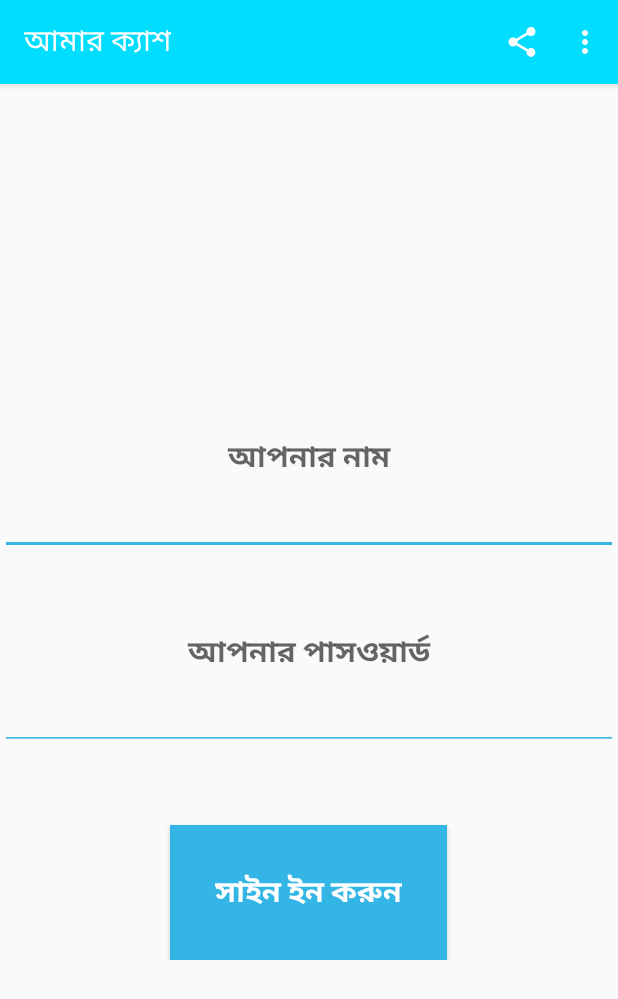
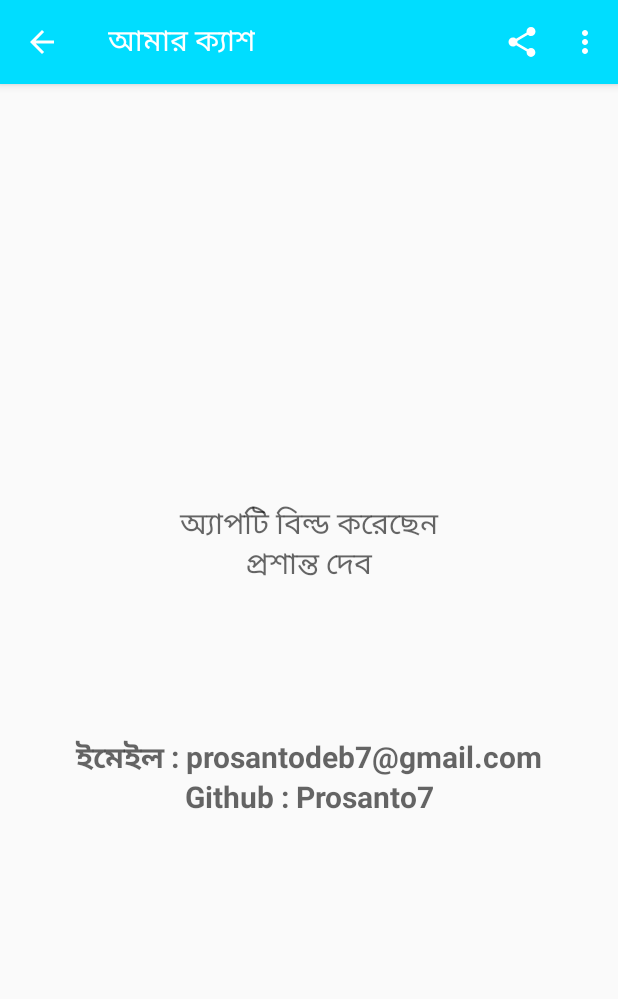
Before and after one commit to Prosanto7/CKash, an Android app: the signin screen opened directly, with no data from a screen before it, in the options menu, after a tap on "আমাদের সম্পর্কে জানুন", on a phone screen of 412 x 824 dp. Shown: the top 999 px of the screen. Run offline under Robolectric (Android 15) with nearby library versions, the phone set to English and light mode, and no system bars.

```diff
--- a/app/build.gradle
+++ b/app/build.gradle
@@ -23,6 +23,7 @@ android {
 }
 
 dependencies {
+
     def nav_version = "2.3.0"
     implementation fileTree(dir: "libs", include: ["*.jar"])
     implementation 'androidx.appcompat:appcompat:1.1.0'
--- a/app/src/main/AndroidManifest.xml
+++ b/app/src/main/AndroidManifest.xml
@@ -9,7 +9,10 @@
         android:roundIcon="@mipmap/ic_launcher_round"
         android:supportsRtl="true"
         android:theme="@style/AppTheme">
-        <activity android:name=".feedback"></activity>
+        <activity android:name=".others"></activity>
+        <activity android:name=".userprofile" />
+        <activity android:name=".aboutus" />
+        <activity android:name=".feedback" />
         <activity android:name=".home" />
         <activity android:name=".signin" />
         <activity android:name=".signup" />
--- a/app/src/main/java/com/example/ckash/MainActivity.java
+++ b/app/src/main/java/com/example/ckash/MainActivity.java
@@ -6,7 +6,7 @@ import android.content.Context;
 import android.content.Intent;
 import android.content.SharedPreferences;
 import android.os.Bundle;
-import android.widget.Toast;
+
 
 public class MainActivity extends AppCompatActivity {
 
--- /dev/null
+++ b/app/src/main/java/com/example/ckash/aboutus.java
@@ -0,0 +1,66 @@
+package com.example.ckash;
+
+import androidx.annotation.NonNull;
+import androidx.appcompat.app.AppCompatActivity;
+
+import android.content.Intent;
+import android.os.Bundle;
+import android.view.Menu;
+import android.view.MenuInflater;
+import android.view.MenuItem;
+
+public class aboutus extends AppCompatActivity {
+
+    @Override
+    protected void onCreate(Bundle savedInstanceState) {
+        super.onCreate(savedInstanceState);
+        setContentView(R.layout.activity_aboutus);
+
+        getSupportActionBar().setDisplayHomeAsUpEnabled(true);
+        getSupportActionBar().setDisplayShowHomeEnabled(true);
+
+    }
+
+
+    public boolean onCreateOptionsMenu(Menu menu) {
+
+        MenuInflater menuInflater = getMenuInflater();
+        menuInflater.inflate(R.menu.menu_layout,menu);
+
+        return super.onCreateOptionsMenu(menu);
+    }
+
+    @Override
+    public boolean onOptionsItemSelected(@NonNull MenuItem item) {
+
+        if(item.getItemId()==android.R.id.home)
+        {
+            this.finish();
+        }
+
+        if(item.getItemId()==R.id.share_menu)
+        {
+            Intent intent = new Intent(Intent.ACTION_SEND);
+            intent.setType("text/plain");
+
+            String subject = "আমার ক্যাশ অ্যাপ";
+            String body = "আপনার দৈনন্দিন জীবনের সকল হিসাব-নিকাশ, আয়-ব্যায় সবকিছুর সমাধান পাবেন এই অ্যাপে";
+
+            intent.putExtra(Intent.EXTRA_SUBJECT,subject);
+            intent.putExtra(Intent.EXTRA_TEXT,body);
+            startActivity(intent.createChooser(intent,"Share With"));
+
+            return true;
+        }
+        if(item.getItemId()==R.id.feedback_menu)
+        {
+            Intent intent = new Intent(aboutus.this,feedback.class);
+            startActivity(intent);
+            finish();
+            return true;
+
+        }
+
+        return super.onOptionsItemSelected(item);
+    }
+}
--- a/app/src/main/java/com/example/ckash/signin.java
+++ b/app/src/main/java/com/example/ckash/signin.java
@@ -103,6 +103,8 @@ public class signin extends AppCompatActivity {
         }
         if(item.getItemId()==R.id.aboutus_menu)
         {
+            Intent intent = new Intent(signin.this,aboutus.class);
+            startActivity(intent);
             return true;
         }
 
--- a/app/src/main/java/com/example/ckash/signup.java
+++ b/app/src/main/java/com/example/ckash/signup.java
@@ -108,6 +108,8 @@ public class signup extends AppCompatActivity {
         }
         if(item.getItemId()==R.id.aboutus_menu)
         {
+            Intent intent = new Intent(signup.this,aboutus.class);
+            startActivity(intent);
             return true;
         }
 
--- /dev/null
+++ b/app/src/main/res/layout/activity_aboutus.xml
@@ -0,0 +1,33 @@
+<?xml version="1.0" encoding="utf-8"?>
+<LinearLayout xmlns:android="http://schemas.android.com/apk/res/android"
+    xmlns:app="http://schemas.android.com/apk/res-auto"
+    xmlns:tools="http://schemas.android.com/tools"
+    android:layout_width="match_parent"
+    android:layout_height="match_parent"
+    android:orientation="vertical"
+    android:gravity="center"
+    tools:context=".aboutus">
+
+    <TextView
+        android:layout_width="match_parent"
+        android:layout_height="wrap_content"
+        android:hint="অ্যাপটি বিল্ড করেছেন\nপ্রশান্ত দেব"
+        android:gravity="center"
+        android:padding="50dp"
+        android:textSize="20sp"
+        android:textAppearance="@android:style/TextAppearance.Large"
+        />
+
+
+    <TextView
+        android:layout_width="match_parent"
+        android:layout_height="wrap_content"
+        android:hint="ইমেইল : prosantodeb7@gmail.com\nGithub : Prosanto7"
+        android:gravity="center"
+        android:padding="50dp"
+        android:textSize="20sp"
+        android:textStyle="bold"
+        />
+
+
+</LinearLayout>
--- a/app/src/main/res/menu/navigation_menu_layout.xml
+++ b/app/src/main/res/menu/navigation_menu_layout.xml
@@ -2,7 +2,6 @@
 <menu xmlns:android="http://schemas.android.com/apk/res/android"
     xmlns:tools="http://schemas.android.com/tools"
     tools:showIn="navigation_view"
-
     >
 
     <group android:checkableBehavior="single">
@@ -28,13 +27,13 @@
 
 
 
-    <item android:title="Communicate">
+    <item android:title="যোগাযোগ">
 
         <menu>
 
             <item
                 android:id="@+id/contact_navigationbar"
-                android:title="যোগাযোগ"
+                android:title="কল"
                 android:icon="@drawable/ic_baseline_call_24"
                 />
 
```
Also changed, not shown: app/src/main/java/com/example/ckash/feedback.java (+33 -0 lines), app/src/main/java/com/example/ckash/home.java (+121 -17 lines), app/src/main/java/com/example/ckash/others.java (added, +14 -0 lines), app/src/main/java/com/example/ckash/userprofile.java (added, +94 -0 lines), app/src/main/res/layout/activity_home.xml (+14 -14 lines), app/src/main/res/layout/activity_others.xml (added, +9 -0 lines), app/src/main/res/layout/activity_userprofile.xml (added, +43 -0 lines).
